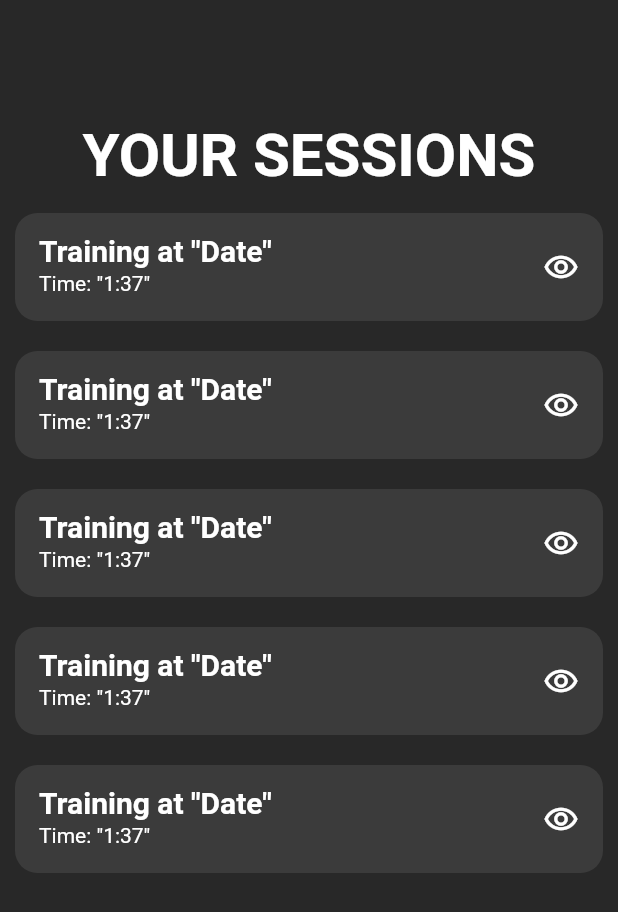
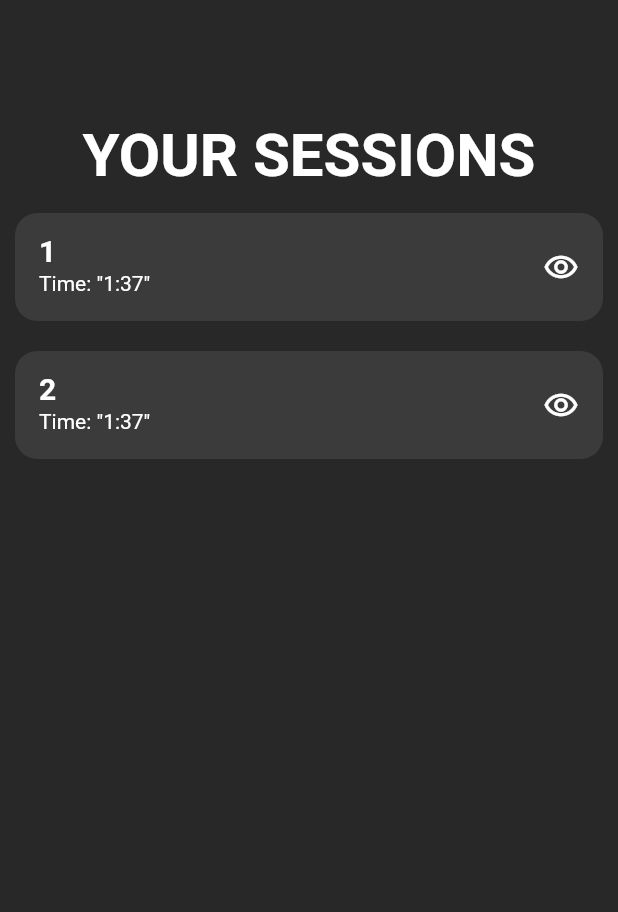
Before and after one commit to Skeetztoon/WorkoutDiary, a Flutter app: the SessionsList screen opened directly, on a phone screen of 412 x 824 dp. Shown: the top 912 px of the screen. Run offline on Flutter 3.47's test engine with Material 2 defaults, Android fonts, the phone set to English and light mode, and no system bars; our stand-ins replace flutter_heatmap_calendar, page_transition.

```diff
--- a/lib/pages/home_page.dart
+++ b/lib/pages/home_page.dart
@@ -1,6 +1,9 @@
 import 'package:flutter/material.dart';
 import 'package:intl/intl.dart';
+import 'package:page_transition/page_transition.dart';
 import 'package:task_app_flutter/pages/my_heat_map.dart';
+
+import 'new_workout.dart';
 
 class HomePage extends StatefulWidget {
   const HomePage({super.key});
--- a/lib/pages/my_heat_map.dart
+++ b/lib/pages/my_heat_map.dart
@@ -28,9 +28,7 @@ class MyHeatMap extends StatelessWidget {
       colorsets: {
         1: Colors.pink,
       },
-      onClick: (value) {
-        ScaffoldMessenger.of(context).showSnackBar(SnackBar(content: Text(value.toString())));
-      },
+      onClick: (value) {},
     );
   }
 }
--- a/lib/pages/session_card.dart
+++ b/lib/pages/session_card.dart
@@ -1,10 +1,10 @@
 import 'package:flutter/material.dart';
 
 class Session extends StatelessWidget {
-  final String child;
 
-  Session({required this.child});
+  final String textChild;
 
+  Session({required this.textChild});
   @override
   Widget build(BuildContext context) {
     return Hero(
@@ -13,7 +13,6 @@ class Session extends StatelessWidget {
             padding: EdgeInsets.symmetric(vertical: 10, horizontal: 10),
             child: ListTile(
               shape: RoundedRectangleBorder(
-                //<-- SEE HERE
                 borderRadius: BorderRadius.circular(15.0),
               ),
               tileColor: const Color(0xFF3b3b3b),
@@ -21,8 +20,8 @@ class Session extends StatelessWidget {
               iconColor: Colors.white,
               // contentPadding: EdgeInsets.symmetric(horizontal: 20),
               // leading: FlutterLogo(size: 56.0),
-              title: const Text(
-                'Training at "Date"',
+              title: Text(
+                textChild,
                 style: TextStyle(fontWeight: FontWeight.bold, fontSize: 20),
               ),
               subtitle: const Text('Time: "1:37"'),
--- a/lib/pages/sessions_list.dart
+++ b/lib/pages/sessions_list.dart
@@ -11,13 +11,12 @@ class SessionsList extends StatefulWidget {
 
 class _SessionsListState extends State<SessionsList> {
 
-  final List _sessions = [
-    "Session 1",
-    "Session 2",
-    "Session 3",
-    "Session 4",
-    "Session 5",
+  final List sessions = [
+    1,
+    2,
   ];
+
+  int exercises = 2;
 
   @override
   Widget build(BuildContext context) {
@@ -40,8 +39,8 @@ class _SessionsListState extends State<SessionsList> {
           ),
           Expanded(
               child: ListView.builder(
-                  itemCount: _sessions.length, itemBuilder: (context, index) {
-                  return Session(child: _sessions[index]);
+                  itemCount: sessions.length, itemBuilder: (context, index) {
+                return Session(textChild: sessions[index].toString(),);
                   })
               )
         ],
--- a/pubspec.yaml
+++ b/pubspec.yaml
@@ -32,6 +32,7 @@ dependencies:
     sdk: flutter
   intl: ^0.18.0
   flutter_heatmap_calendar: ^1.0.5
+  page_transition: ^2.0.9
 
 
   # The following adds the Cupertino Icons font to your application.
```
Also changed, not shown: lib/pages/initial_page.dart (+6 -11 lines), lib/pages/session_screen.dart (deleted, +0 -37 lines), pubspec.lock.
